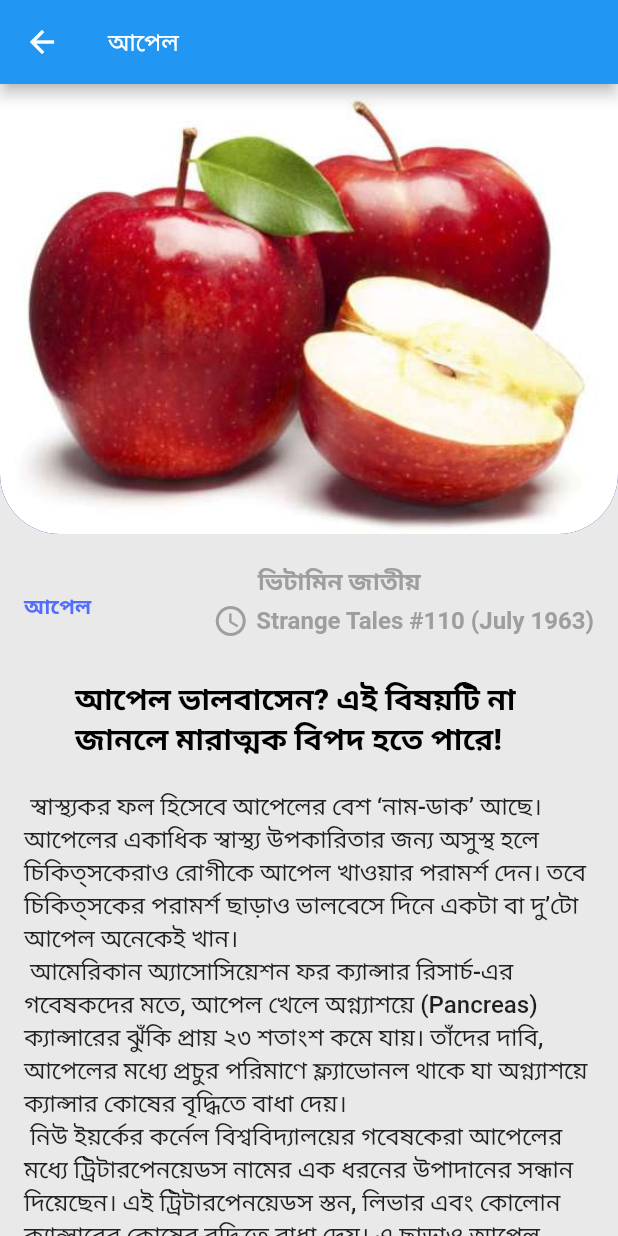
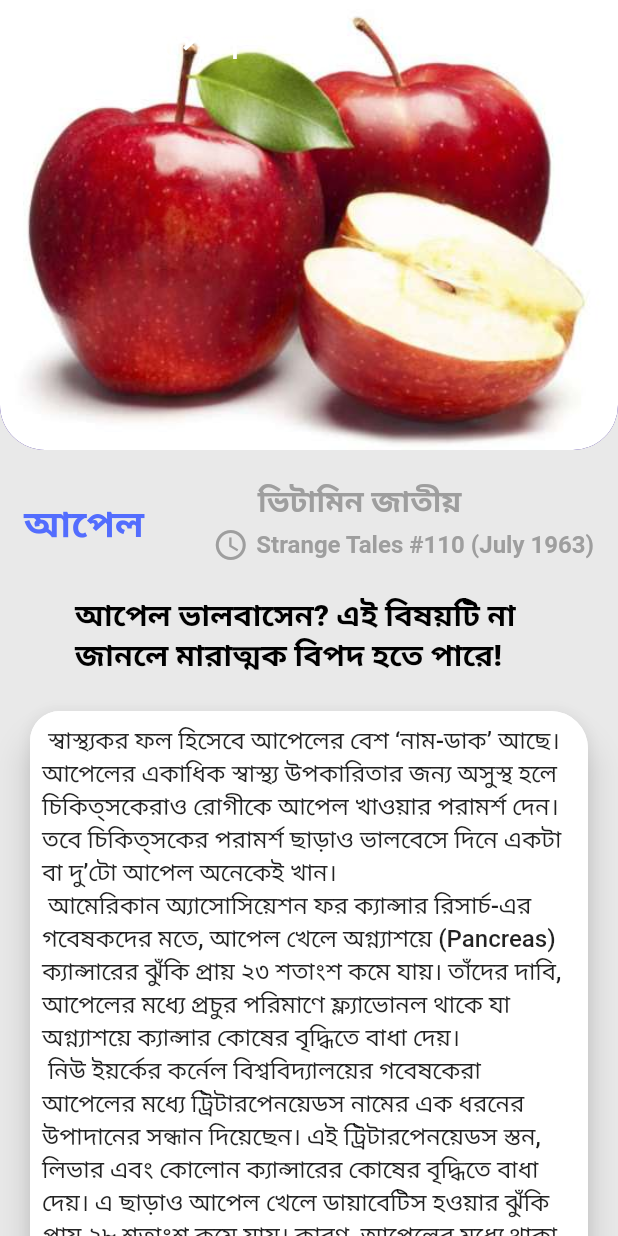
Before and after one commit to imam875/HealthCare, a Flutter app: the screen it shows after launch, after a tap on "আপেল", on a phone screen of 412 x 824 dp. Run offline on Flutter 3.47's test engine with Material 2 defaults, Android fonts, the phone set to English and light mode, and no system bars; our stand-ins replace carousel_slider.

Commit message:
vuila gesi

```diff
--- a/lib/dashboard.dart
+++ b/lib/dashboard.dart
@@ -1,10 +1,13 @@
 import 'dart:convert';
+import 'dart:io';
 
 import 'package:carousel_slider/carousel_slider.dart';
 import 'package:flutter/cupertino.dart';
 import 'package:flutter/material.dart';
 import 'package:flutter/services.dart';
 import 'package:flutter/widgets.dart';
+import 'package:healthpro/data/fooddata.dart';
+import 'package:healthpro/data/healthdata.dart';
 import 'package:healthpro/fooddetails.dart';
 import 'package:healthpro/healthcategory.dart';
 import 'package:healthpro/model/about_us.dart';
@@ -22,18 +25,10 @@ class DashBoard extends StatefulWidget {
 class _DashBoardState extends State<DashBoard> {
 
                  //Foodmodel function
-  Future<List<FoodModel>> foodfunction() async {
-    final foodProduct = await rootBundle.loadString("jsondata/foodinfo.json");
-    final foodlist = json.decode(foodProduct) as List<dynamic>;
-    return foodlist.map((e) => FoodModel.fromJson(e)).toList();
-  }
+
 
                  //Healthmodel functoion
-  Future<List<HealthModel>> healthfunction() async {
-    final healthProduct = await rootBundle.loadString("jsondata/healthinfo.json");
-    final healthlist = json.decode(healthProduct) as List<dynamic>;
-    return healthlist.map((e) => HealthModel.fromJson(e)).toList();
-  }
+
 
 
 
@@ -426,8 +421,6 @@ class _DashBoardState extends State<DashBoard> {
                                child: CarouselSlider(
                                    items: [
                                Container(
-
-
                                  child: Card(
                                  shape: RoundedRectangleBorder(
                                  side: const BorderSide(width: 3),
@@ -747,7 +740,13 @@ class _PopupMenuContentState extends State<PopupMenuContent>
                             ),
 
                             GestureDetector(
-                              onTap: () => _closePopup("Exit"),
+                              onTap: (){
+                                if ( Platform.isAndroid){
+                                  SystemNavigator.pop();
+                                }else{
+                                  exit(0);
+                                }
+                              },
                               child: Row(
                                 children: [
                                   Container(
--- a/lib/fooddetails.dart
+++ b/lib/fooddetails.dart
@@ -20,29 +20,25 @@ class FoodDetails extends StatefulWidget {
 }
 
 class _DashBoardState extends State<FoodDetails> {
-
-
   @override
   Widget build(BuildContext context) {
     return Scaffold(
-      appBar: AppBar(
-        title: Text(widget.name,style :TextStyle(fontSize: 16),),
-      ),
       backgroundColor: const Color(0xFFE9E9E9),
       body: CustomScrollView(
         slivers: <Widget>[
           SliverAppBar(
+            title: Text(widget.name,style :TextStyle(fontSize: 30),),
             pinned: true,
             snap: true,
             floating: true,
             backgroundColor: const Color(0xFF200087),
             expandedHeight: 300,
             shape: const RoundedRectangleBorder(
-                borderRadius: BorderRadius.all(Radius.circular(40))),
+                borderRadius: BorderRadius.only(bottomLeft: Radius.circular(30), bottomRight: Radius.circular(30))),
             flexibleSpace: FlexibleSpaceBar(
               background: ClipRRect(
                 borderRadius:
-                const BorderRadius.vertical(bottom: Radius.circular(40)),
+                const BorderRadius.vertical(bottom: Radius.circular(30)),
                 child: Image.asset(
                   widget.image
                   ,
@@ -62,7 +58,7 @@ class _DashBoardState extends State<FoodDetails> {
                     widget.name,
                     style: TextStyle(
                       fontWeight: FontWeight.w800,
-                      fontSize: 14,
+                      fontSize: 25,
                       color: Colors.indigoAccent,
                     ),
                   ),
@@ -81,7 +77,7 @@ class _DashBoardState extends State<FoodDetails> {
                             style: TextStyle(
                                 color: Colors.grey,
                                 fontWeight: FontWeight.w600,
-                                fontSize: 16),
+                                fontSize: 20),
                           ),
                         ],
                       ),
@@ -132,12 +128,30 @@ class _DashBoardState extends State<FoodDetails> {
 
                  Padding(
                   padding: EdgeInsets.only(left: 16, right: 16, bottom: 32),
+                  child: Card(
+
+                    color: Colors.white,
+                    elevation: 10,
+                    shape: OutlineInputBorder(
+                      borderRadius: BorderRadius.only(
+                          topRight: Radius.circular(25),
+                          topLeft: Radius.circular(20),
+                          bottomRight: Radius.circular(20),
+                          bottomLeft: Radius.circular(20)),
+                      borderSide: BorderSide(color: Colors.white),
+                    ),
+
+
+                    child: Padding(
+                      padding: const EdgeInsets.all(8.0),
                       child: Text(
                         widget.description
                         ,
                         style: TextStyle(
                           fontSize: 16,
                           fontWeight: FontWeight.w500,
+                        ),
+                      ),
                     ),
                   ),
                 ),
```
Also changed, not shown: jsondata/foodinfo.json (+2 -11 lines), lib/data/healthdata.dart (+8 -44 lines), 2 other files. Lines whose indentation alone changed are shown as unchanged.
